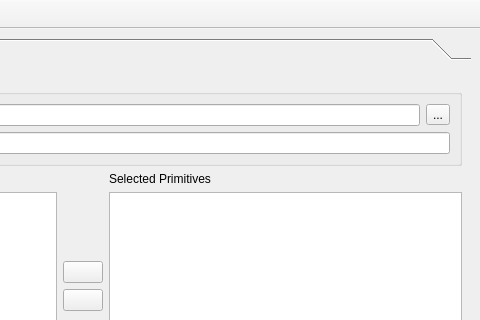
This is code/nel/tools/3d/object_viewer_qt/src/plugins/mission_compiler/mission_compiler_main_window.ui in ryzom/ryzomcore as Qt 5 draws it before an edit; both pictures show x 314 to 794 and y 0 to 320 of the 794 by 600 pixel window. The edited form follows.
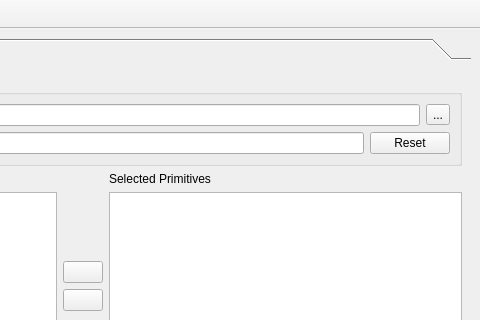
This is the edited form. Icons and pictures are not drawn.

Commit message:
Changed: Mission Compiler add/remove selected/all and reset filter functions.
branch : branch-mission-compiler-qt

```diff
--- a/code/nel/tools/3d/object_viewer_qt/src/plugins/mission_compiler/mission_compiler_main_window.ui
+++ b/code/nel/tools/3d/object_viewer_qt/src/plugins/mission_compiler/mission_compiler_main_window.ui
@@ -239,6 +239,16 @@
                </property>
               </widget>
              </item>
+             <item>
+              <widget class="QPushButton" name="resetFiltersButton">
+               <property name="toolTip">
+                <string>Blanks out the filter and reloads all files from the data directory.</string>
+               </property>
+               <property name="text">
+                <string>Reset</string>
+               </property>
+              </widget>
+             </item>
             </layout>
            </item>
           </layout>
```
The commit also changes 2 other files.
